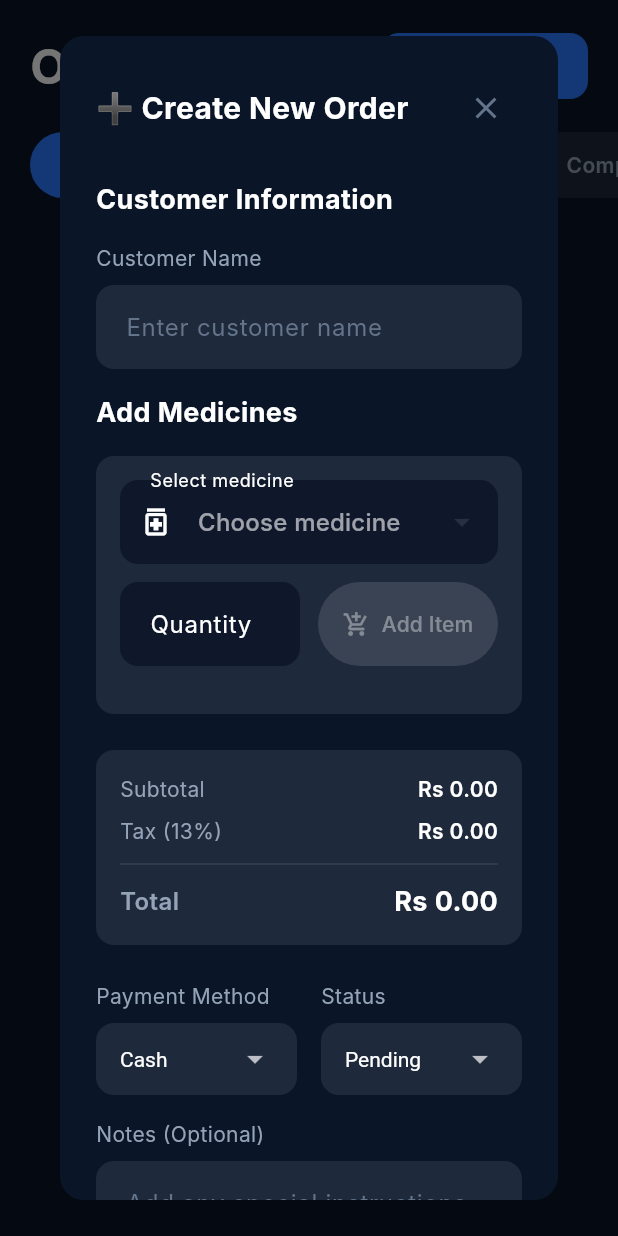
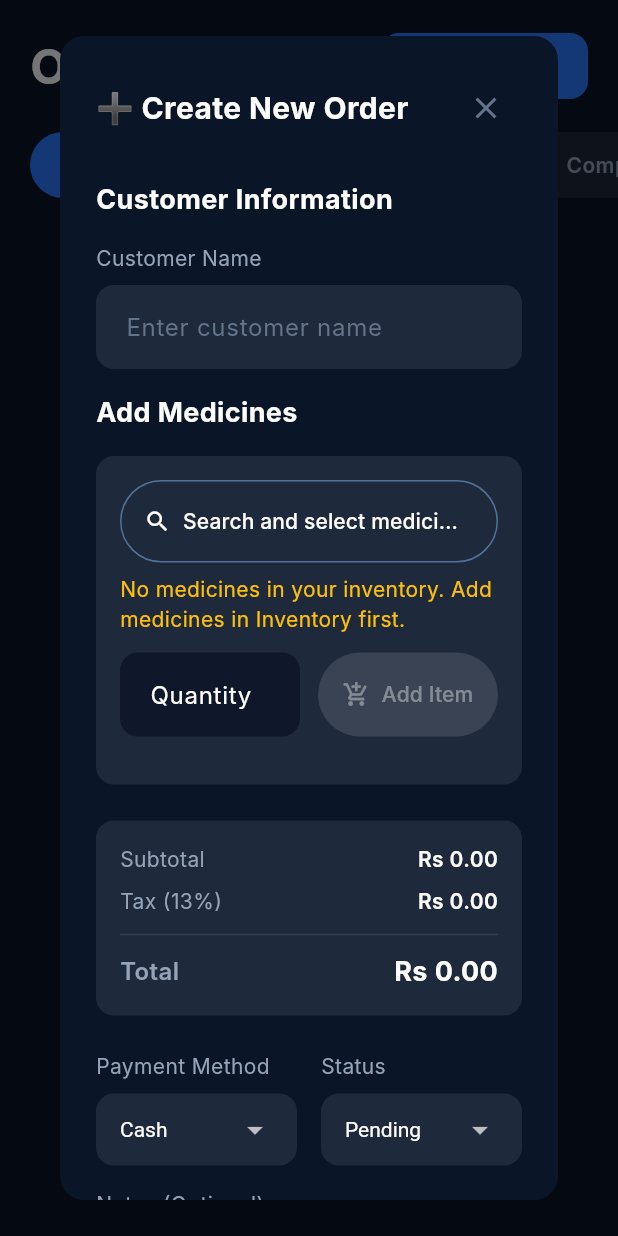
Before and after one commit to zebsoftware/internship, a Flutter app: the OrdersScreen screen opened directly, after a tap on "Add Order", on a phone screen of 412 x 824 dp. Run offline on Flutter 3.47's test engine with Material 3 defaults, Android fonts, the phone set to English and light mode, and no system bars; our stand-ins replace cloud_firestore, firebase_auth, firebase_core; accounts and stored records are empty; Roboto replaces fonts that are missing (Inter).

Commit message:
fix(orders): functional medicine search and multiple item selection with default quantity

```diff
--- a/pharmacare/lib/AddOrderDialog.dart
+++ b/pharmacare/lib/AddOrderDialog.dart
@@ -70,9 +70,9 @@ class _AddOrderDialogState extends State<AddOrderDialog> {
   }
 
   void _addItem() {
-    if (_selectedMedicine == null || _quantityController.text.isEmpty) return;
+    if (_selectedMedicine == null) return;
 
-    final quantity = int.tryParse(_quantityController.text) ?? 0;
+    final quantity = int.tryParse(_quantityController.text.trim().isEmpty ? '1' : _quantityController.text.trim()) ?? 0;
     if (quantity <= 0 || quantity > _selectedMedicine!.quantity) {
       ScaffoldMessenger.of(context).showSnackBar(
         const SnackBar(
@@ -127,7 +127,6 @@ class _AddOrderDialogState extends State<AddOrderDialog> {
     // Clear selection
     _selectedMedicine = null;
     _quantityController.clear();
-    _selectedMedicine = null;
   }
 
   void _changeItemQuantity(int index, int quantity) {
@@ -352,26 +351,36 @@ class _AddOrderDialogState extends State<AddOrderDialog> {
                 ),
                 child: Column(
                   children: [
-                    DropdownButtonFormField<String>(
-                      key: ValueKey(_selectedMedicine?.id ?? 'empty'),
-                      initialValue: _availableMedicines.any((m) => m.id == _selectedMedicine?.id)
-                          ? _selectedMedicine?.id : null,
-                      isExpanded: true,
-                      decoration: const InputDecoration(
-                        labelText: 'Select medicine',
-                        prefixIcon: Icon(Icons.medication_outlined),
+                    OutlinedButton.icon(
+                      style: OutlinedButton.styleFrom(
+                        minimumSize: const Size.fromHeight(55),
+                        alignment: Alignment.centerLeft,
+                        foregroundColor: Colors.white,
+                        side: const BorderSide(color: Color(0xFF52729A)),
                       ),
-                      hint: const Text('Choose medicine from inventory'),
-                      items: _availableMedicines.map((medicine) => DropdownMenuItem<String>(
-                        value: medicine.id,
-                        child: Text('${medicine.name} (${medicine.quantity} available)',
-                          overflow: TextOverflow.ellipsis),
-                      )).toList(),
-                      onChanged: (id) => setState(() {
-                        final matches = _availableMedicines.where((m) => m.id == id);
-                        _selectedMedicine = matches.isEmpty ? null : matches.first;
-                      }),
+                      onPressed: () async {
+                        final selected = await showSearch<Medicine?>(
+                          context: context,
+                          delegate: _MedicineSearchDelegate(_availableMedicines),
+                        );
+                        if (selected != null && mounted) {
+                          setState(() => _selectedMedicine = selected);
+                        }
+                      },
+                      icon: const Icon(Icons.search),
+                      label: Text(
+                        _selectedMedicine == null
+                          ? 'Search and select medicine'
+                          : '${_selectedMedicine!.name} (${_selectedMedicine!.quantity} left)',
+                        overflow: TextOverflow.ellipsis,
+                      ),
                     ),
+                    if (_availableMedicines.isEmpty)
+                      const Padding(
+                        padding: EdgeInsets.only(top: 8),
+                        child: Text('No medicines in your inventory. Add medicines in Inventory first.',
+                          style: TextStyle(color: Colors.amber)),
+                      ),
                     const SizedBox(height: 12),
                     Row(children: [
                       Expanded(child: TextFormField(
@@ -688,3 +697,33 @@ class _SummaryRow extends StatelessWidget {
     );
   }
 }
+class _MedicineSearchDelegate extends SearchDelegate<Medicine?> {
+  final List<Medicine> medicines;
+  _MedicineSearchDelegate(this.medicines);
+  @override
+  String get searchFieldLabel => 'Search medicine name or batch';
+  @override
+  List<Widget> buildActions(BuildContext context) => [
+    IconButton(icon: const Icon(Icons.clear), onPressed: () { query = ''; }),
+  ];
+  @override
+  Widget buildLeading(BuildContext context) => IconButton(
+    icon: const Icon(Icons.arrow_back), onPressed: () => close(context, null));
+  @override
+  Widget buildResults(BuildContext context) => buildSuggestions(context);
+  @override
+  Widget buildSuggestions(BuildContext context) {
+    final q = query.trim().toLowerCase();
+    final results = medicines.where((m) => m.name.toLowerCase().contains(q)
+        || m.batchNo.toLowerCase().contains(q)).toList();
+    if (results.isEmpty) return const Center(child: Text('No matching medicines'));
+    return ListView.builder(itemCount: results.length, itemBuilder: (context, i) {
+      final medicine = results[i];
+      return ListTile(
+        title: Text(medicine.name),
+        subtitle: Text('${medicine.quantity} available · Batch ${medicine.batchNo}'),
+        onTap: () => close(context, medicine),
+      );
+    });
+  }
+}
```
